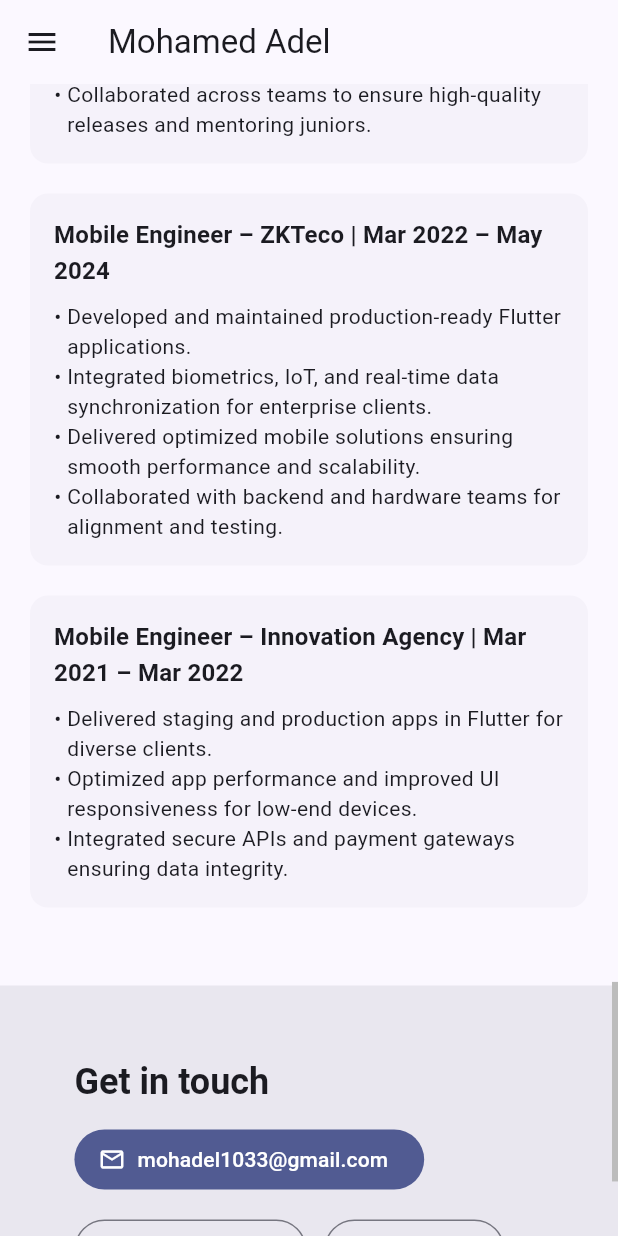
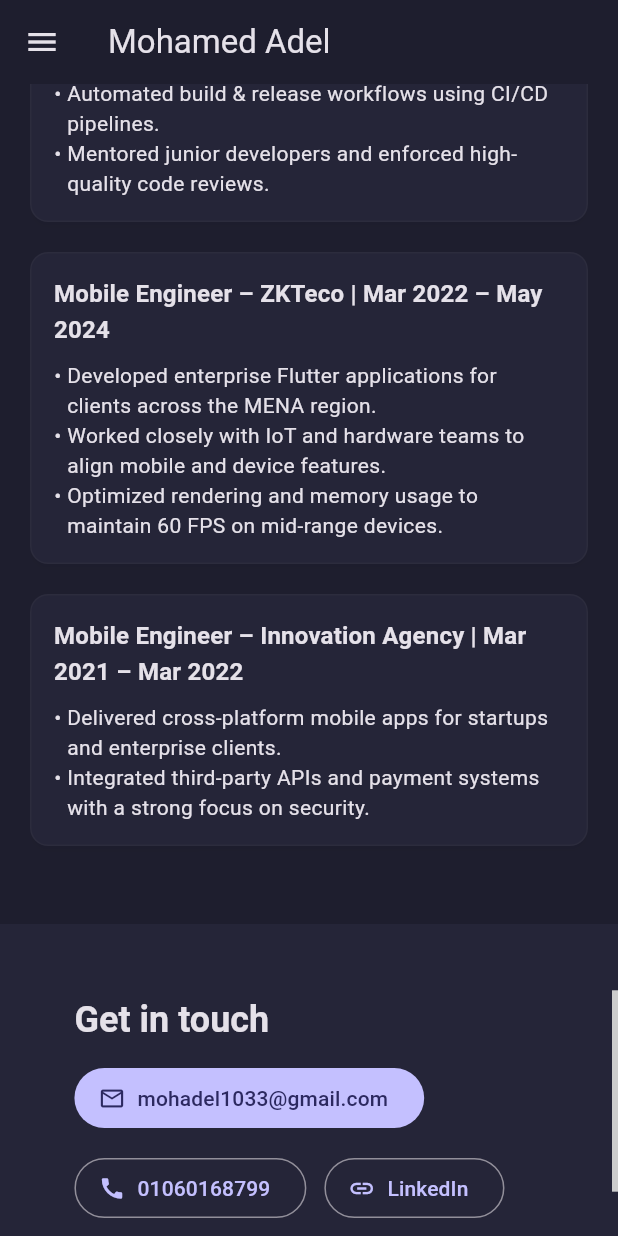
Before and after one commit to mohadmed-adel/portfolio_web, a Flutter app: the screen it shows after launch, scrolled down 3456 dp, on a phone screen of 412 x 824 dp. Run offline on Flutter 3.47's test engine with Material 3 defaults, Android fonts, the phone set to English and light mode, and no system bars; our stand-ins replace web.

Commit message:
Update portfolio: modern dark theme, complete CV details, and new education section

```diff
--- a/lib/main.dart
+++ b/lib/main.dart
@@ -21,8 +21,19 @@
       title: 'Mohamed Adel | Portfolio',
       debugShowCheckedModeBanner: false,
       theme: ThemeData(
-        colorScheme: ColorScheme.fromSeed(seedColor: Colors.indigo),
+        brightness: Brightness.dark,
+        colorScheme: ColorScheme.fromSeed(
+          seedColor: const Color(0xFF6C63FF), // Cool purple/indigo
+          brightness: Brightness.dark,
+          surface: const Color(0xFF1E1E2E), // Darker background
+          surfaceContainer: const Color(0xFF252538),
+        ),
+        scaffoldBackgroundColor: const Color(
+          0xFF121218,
+        ), // customized background
         useMaterial3: true,
+        fontFamily:
+            'Roboto', // Default, but explicit helps if we add fonts later
       ),
       home: const PortfolioHomePage(),
     );
@@ -186,16 +197,22 @@
               ),
               Section(
                 key: _aboutKey,
-                background: Theme.of(
-                  context,
-                ).colorScheme.surfaceContainerHighest,
+                background: Theme.of(context).colorScheme.surface,
                 child: const SummaryAndSkills(),
               ),
-              Section(key: _appsKey, child: const ProjectsSection()),
-              Section(key: _projectsKey, child: const ExperienceSection()),
+              Section(
+                key: _appsKey,
+                background: Theme.of(context).colorScheme.surfaceContainerLow,
+                child: const ProjectsSection(),
+              ),
+              Section(
+                key: _projectsKey,
+                background: Theme.of(context).colorScheme.surface,
+                child: const ExperienceSection(),
+              ),
               Section(
                 key: _contactKey,
-                background: Theme.of(context).colorScheme.surfaceContainerHigh,
+                background: Theme.of(context).colorScheme.surfaceContainer,
                 child: const ContactSection(),
               ),
               const Footer(),
--- a/lib/sections/experience_section.dart
+++ b/lib/sections/experience_section.dart
@@ -24,7 +24,17 @@
           const SectionTitle('Professional Experience'),
           const SizedBox(height: 12),
           Card(
-            elevation: 0,
+            elevation: 2,
+            shadowColor: Colors.black12,
+            color: Theme.of(context).colorScheme.surfaceContainer,
+            shape: RoundedRectangleBorder(
+              borderRadius: BorderRadius.circular(12),
+              side: BorderSide(
+                color: Theme.of(
+                  context,
+                ).colorScheme.outlineVariant.withValues(alpha: 0.2),
+              ),
+            ),
             clipBehavior: Clip.antiAlias,
             child: Padding(
               padding: const EdgeInsets.all(16),
@@ -39,16 +49,16 @@
                   ),
                   const SizedBox(height: 8),
                   _bullet(
-                    'Lead end‑to‑end mobile development for multiple production Flutter apps.',
+                    'Leading end-to-end development of multiple production Flutter applications.',
                   ),
                   _bullet(
-                    'Implemented Clean Architecture, modular codebases, and optimized performance.',
+                    'Standardized Clean Architecture and modular codebases, reducing technical debt.',
                   ),
                   _bullet(
-                    'Managed app publishing to Play Store & App Store with CI/CD pipelines.',
+                    'Automated build & release workflows using CI/CD pipelines.',
                   ),
                   _bullet(
-                    'Collaborated across teams to ensure high‑quality releases and mentoring juniors.',
+                    'Mentored junior developers and enforced high-quality code reviews.',
                   ),
                 ],
               ),
@@ -56,7 +66,17 @@
           ),
           const SizedBox(height: 12),
           Card(
-            elevation: 0,
+            elevation: 2,
+            shadowColor: Colors.black12,
+            color: Theme.of(context).colorScheme.surfaceContainer,
+            shape: RoundedRectangleBorder(
+              borderRadius: BorderRadius.circular(12),
+              side: BorderSide(
+                color: Theme.of(
+                  context,
+                ).colorScheme.outlineVariant.withValues(alpha: 0.2),
+              ),
+            ),
             clipBehavior: Clip.antiAlias,
             child: Padding(
               padding: const EdgeInsets.all(16),
@@ -71,16 +91,13 @@
                   ),
                   const SizedBox(height: 8),
                   _bullet(
-                    'Developed and maintained production‑ready Flutter applications.',
+                    'Developed enterprise Flutter applications for clients across the MENA region.',
                   ),
                   _bullet(
-                    'Integrated biometrics, IoT, and real‑time data synchronization for enterprise clients.',
+                    'Worked closely with IoT and hardware teams to align mobile and device features.',
                   ),
                   _bullet(
-                    'Delivered optimized mobile solutions ensuring smooth performance and scalability.',
-                  ),
-                  _bullet(
-                    'Collaborated with backend and hardware teams for alignment and testing.',
+                    'Optimized rendering and memory usage to maintain 60 FPS on mid-range devices.',
                   ),
                 ],
               ),
@@ -88,7 +105,17 @@
           ),
           const SizedBox(height: 12),
           Card(
-            elevation: 0,
+            elevation: 2,
+            shadowColor: Colors.black12,
+            color: Theme.of(context).colorScheme.surfaceContainer,
+            shape: RoundedRectangleBorder(
+              borderRadius: BorderRadius.circular(12),
+              side: BorderSide(
+                color: Theme.of(
+                  context,
+                ).colorScheme.outlineVariant.withValues(alpha: 0.2),
+              ),
+            ),
             clipBehavior: Clip.antiAlias,
             child: Padding(
               padding: const EdgeInsets.all(16),
@@ -103,13 +130,10 @@
                   ),
                   const SizedBox(height: 8),
                   _bullet(
-                    'Delivered staging and production apps in Flutter for diverse clients.',
+                    'Delivered cross-platform mobile apps for startups and enterprise clients.',
                   ),
                   _bullet(
-                    'Optimized app performance and improved UI responsiveness for low‑end devices.',
-                  ),
-                  _bullet(
-                    'Integrated secure APIs and payment gateways ensuring data integrity.',
+                    'Integrated third-party APIs and payment systems with a strong focus on security.',
                   ),
                 ],
               ),
--- a/lib/sections/hero_section.dart
+++ b/lib/sections/hero_section.dart
@@ -9,13 +9,15 @@
 
   @override
   Widget build(BuildContext context) {
-    final ColorScheme scheme = Theme.of(context).colorScheme;
+    final Color primary = Theme.of(context).colorScheme.primary;
+    final Color surface = Theme.of(context).colorScheme.surface;
+
     return Container(
       decoration: BoxDecoration(
         gradient: LinearGradient(
-          colors: [scheme.primaryContainer, scheme.surface],
-          begin: Alignment.topLeft,
-          end: Alignment.bottomRight,
+          colors: [primary.withValues(alpha: 0.15), surface],
+          begin: Alignment.topCenter,
+          end: Alignment.bottomCenter,
         ),
       ),
       child: ConstrainedLayout(
@@ -61,7 +63,7 @@
       crossAxisAlignment: CrossAxisAlignment.start,
       children: [
         Text(
-          "Senior Flutter Engineer",
+          "Senior Mobile Application Developer (Flutter)",
           style: Theme.of(
             context,
           ).textTheme.titleMedium?.copyWith(color: primary),
@@ -75,8 +77,8 @@
         ),
         const SizedBox(height: 12),
         const Text(
-          '4+ years designing, developing, and deploying cross‑platform Flutter apps.\n'
-          'Expert in clean architecture, state management, CI/CD, and performance.',
+          'Performance-driven Senior Mobile Developer with 4+ years specializing in Flutter.\n'
+          'Expertise in Clean Architecture, modular systems, and enterprise-grade apps.',
         ),
         const SizedBox(height: 16),
         Wrap(
@@ -86,9 +88,8 @@
             SkillChip('Flutter'),
             SkillChip('Dart'),
             SkillChip('Clean Architecture'),
-            SkillChip('BLoC / Riverpod / GetX'),
-            SkillChip('REST / GraphQL'),
-            SkillChip('Firebase'),
+            SkillChip('IoT'),
+            SkillChip('Biometrics'),
             SkillChip('CI/CD'),
           ],
         ),
--- a/lib/sections/projects_section.dart
+++ b/lib/sections/projects_section.dart
@@ -18,7 +18,17 @@
     required List<(String, String)> links, // (label, url)
   }) {
     return Card(
-      elevation: 0,
+      elevation: 4,
+      shadowColor: Colors.black26,
+      color: Theme.of(context).colorScheme.surfaceContainer,
+      shape: RoundedRectangleBorder(
+        borderRadius: BorderRadius.circular(16),
+        side: BorderSide(
+          color: Theme.of(
+            context,
+          ).colorScheme.outlineVariant.withValues(alpha: 0.2),
+        ),
+      ),
       clipBehavior: Clip.antiAlias,
       child: Padding(
         padding: const EdgeInsets.all(16),
@@ -74,9 +84,9 @@
           final List<Widget> cards = [
             _card(
               context,
-              title: 'Tell Me Now',
+              title: 'Tell Me',
               description:
-                  'Task collaboration and messaging app with phone‑number sign‑in and real‑time updates.',
+                  'Task-driven collaboration platform with secure phone authentication, real-time messaging, and scalable backend integration.',
               links: const [
                 (
                   'App Store',
@@ -86,15 +96,34 @@
             ),
             _card(
               context,
-              title: 'AicTime',
+              title: 'AICTIME',
               description:
-                  'Real‑time attendance tracking with biometric & IoT integration.',
+                  'Enterprise IoT attendance system with biometric integration, secure low-latency data sync, and high reliability.',
               links: const [
                 (
                   'App Store',
                   'https://apps.apple.com/eg/app/aictime/id1642321818',
                 ),
               ],
+            ),
+            _card(
+              context,
+              title: 'AgriUnions',
+              description:
+                  'Large-scale marketplace for the Saudi agricultural sector featuring advanced search, secure payments, and real-time tracking.',
+              links: const [
+                (
+                  'App Store',
+                  'https://apps.apple.com/eg/app/%D8%A7%D9%84%D9%85%D9%86%D8%B5%D8%A9-%D8%A7%D9%84%D8%B2%D8%B1%D8%A7%D8%B9%D9%8A%D8%A9/id1445694218',
+                ),
+              ],
+            ),
+            _card(
+              context,
+              title: 'Zontec',
+              description:
+                  'Event management platform with real-time booking, check-in system, and optimized UI/UX for high concurrency.',
+              links: const [], // No link provided in CV
             ),
             _card(
               context,
@@ -105,18 +134,6 @@
                 (
                   'App Store',
                   'https://apps.apple.com/eg/app/erba7/id6751342864',
-                ),
-              ],
-            ),
-            _card(
-              context,
-              title: 'المنصة الزراعية',
-              description:
-                  'Agricultural platform connecting farmers and traders with marketplace services.',
-              links: const [
-                (
-                  'App Store',
-                  'https://apps.apple.com/eg/app/%D8%A7%D9%84%D9%85%D9%86%D8%B5%D8%A9-%D8%A7%D9%84%D8%B2%D8%B1%D8%A7%D8%B9%D9%8A%D8%A9/id1445694218',
                 ),
               ],
             ),
@@ -134,24 +151,16 @@
             ),
             _card(
               context,
-              title: 'Clean Architecture Riverpod Template',
+              title: 'Clean Architecture Boilerplates',
               description:
-                  'Production-ready Flutter template demonstrating clean architecture principles with Riverpod state management. Features layered architecture (data, domain, presentation), dependency injection, error handling, and best practices for scalable app development.',
+                  'Modular Flutter boilerplates (Riverpod & BLoC) adopted across production apps to improve development speed and code consistency.',
               links: const [
                 (
-                  'GitHub',
+                  'Riverpod Repo',
                   'https://github.com/mohadmed-adel/clean-architecture-riverpod.git',
                 ),
-              ],
-            ),
-            _card(
-              context,
-              title: 'Clean Architecture BLoC Template',
-              description:
-                  'Flutter template showcasing clean architecture with BLoC pattern state management. Includes feature-based structure, Freezed for immutable models, GoRouter for navigation, dependency injection with GetIt, and comprehensive testing setup. Demonstrates event-driven architecture with proper separation of concerns.',
-              links: const [
                 (
-                  'GitHub',
+                  'BLoC Repo',
                   'https://github.com/mohadmed-adel/clean-architecture-riverpod/tree/bloc',
                 ),
               ],
--- a/lib/widgets/layout.dart
+++ b/lib/widgets/layout.dart
@@ -3,12 +3,20 @@
 class Section extends StatelessWidget {
   final Widget child;
   final Color? background;
-  const Section({super.key, required this.child, this.background});
+  final BoxDecoration? decoration;
+
+  const Section({
+    super.key,
+    required this.child,
+    this.background,
+    this.decoration,
+  });
 
   @override
   Widget build(BuildContext context) {
     return Container(
-      color: background,
+      color: decoration == null ? background : null,
+      decoration: decoration,
       padding: const EdgeInsets.symmetric(vertical: 48),
       child: child,
     );
@@ -56,7 +64,14 @@
   Widget build(BuildContext context) {
     return Chip(
       label: Text(label),
-      side: BorderSide(color: Theme.of(context).colorScheme.outlineVariant),
+      backgroundColor: Theme.of(context).colorScheme.surfaceContainerHigh,
+      side: BorderSide(
+        color: Theme.of(context).colorScheme.primary.withValues(alpha: 0.3),
+      ),
+      elevation: 0,
+      labelStyle: TextStyle(
+        color: Theme.of(context).colorScheme.onSurfaceVariant,
+      ),
     );
   }
 }
--- a/pubspec.yaml
+++ b/pubspec.yaml
@@ -35,6 +35,7 @@
   # Use with the CupertinoIcons class for iOS style icons.
   cupertino_icons: ^1.0.8
   url_launcher: ^6.3.1
+  web: ^1.1.1
 
 dev_dependencies:
   flutter_test:
```
Also changed, not shown: lib/sections/summary_and_skills.dart (+25 -13 lines), lib/utils/download_web.dart (+7 -6 lines), pubspec.lock, 2 other files.
